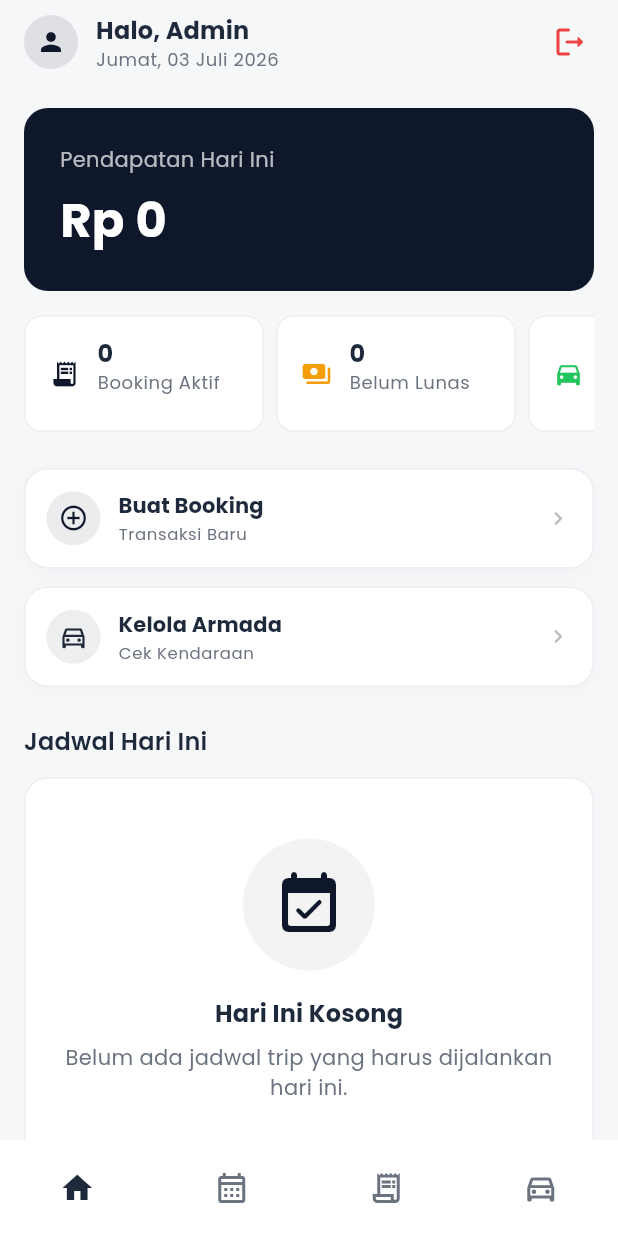
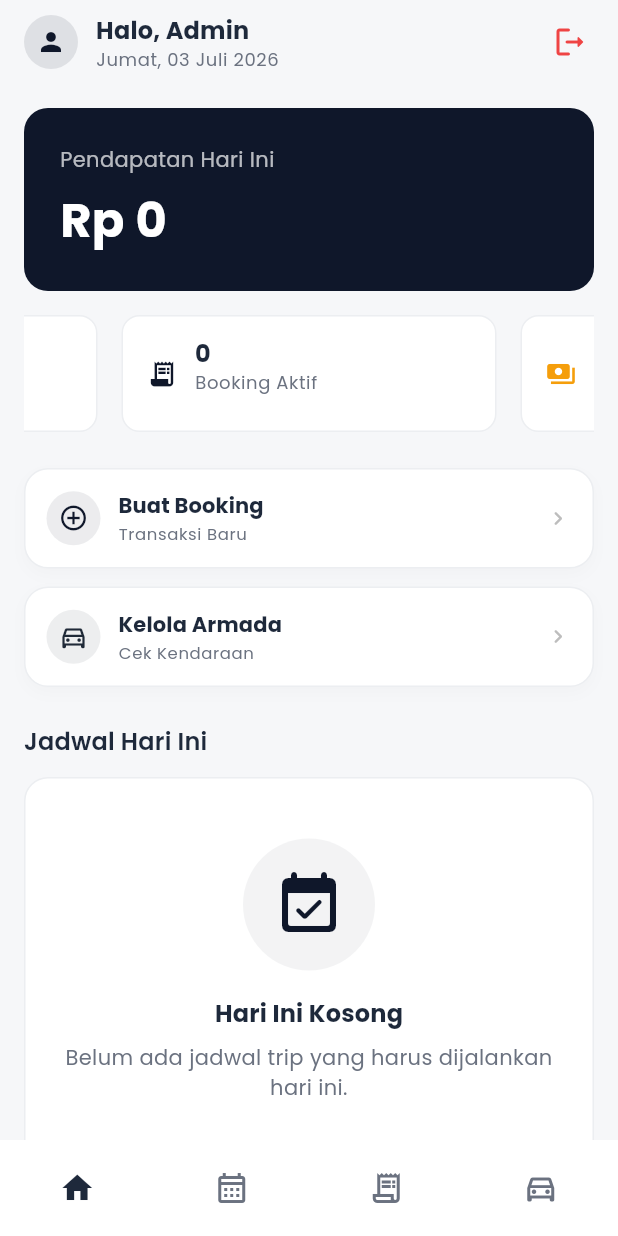
Before and after one commit to ALIFKA-HUB/ManagementRental, a Flutter app: the screen it shows once a user with an empty profile is signed in, on a phone screen of 412 x 824 dp. Run offline on Flutter 3.47's test engine with Material 3 defaults, Android fonts, the light colour scheme and no system bars; our stand-ins replace cloud_firestore, firebase_auth, firebase_core, google_fonts, shared_preferences, table_calendar; accounts and stored records are empty; generated files the repository leaves out were written again.

Commit message:
fix: change carousel to centered page view

```diff
--- a/lib/features/dashboard/views/dashboard_page.dart
+++ b/lib/features/dashboard/views/dashboard_page.dart
@@ -265,7 +265,6 @@ class _CompactStat extends StatelessWidget {
   @override
   Widget build(BuildContext context) {
     return Container(
-      width: 160,
       padding: const EdgeInsets.symmetric(horizontal: 16, vertical: 12),
       decoration: BoxDecoration(
         color: Theme.of(context).colorScheme.surface,
@@ -277,12 +276,18 @@ class _CompactStat extends StatelessWidget {
         children: [
           Icon(icon, color: color, size: 20),
           const SizedBox(width: 12),
-          Column(
-            crossAxisAlignment: CrossAxisAlignment.start,
-            children: [
-              Text(value, style: Theme.of(context).textTheme.titleMedium?.copyWith(fontWeight: FontWeight.bold)),
-              Text(label, style: Theme.of(context).textTheme.bodySmall),
-            ],
+          Expanded(
+            child: Column(
+              crossAxisAlignment: CrossAxisAlignment.start,
+              children: [
+                FittedBox(
+                  fit: BoxFit.scaleDown,
+                  alignment: Alignment.centerLeft,
+                  child: Text(value, style: Theme.of(context).textTheme.titleMedium?.copyWith(fontWeight: FontWeight.bold)),
+                ),
+                Text(label, style: Theme.of(context).textTheme.bodySmall, overflow: TextOverflow.ellipsis),
+              ],
+            ),
           ),
         ],
       ),
@@ -530,23 +535,21 @@ class _ActionCard extends StatelessWidget {
 
 class ContinuousMarquee extends StatefulWidget {
   final List<Widget> children;
-  final double itemWidth;
-  const ContinuousMarquee({super.key, required this.children, this.itemWidth = 168.0});
+  const ContinuousMarquee({super.key, required this.children});
 
   @override
   State<ContinuousMarquee> createState() => _ContinuousMarqueeState();
 }
 
 class _ContinuousMarqueeState extends State<ContinuousMarquee> {
-  late ScrollController _scrollController;
+  late PageController _pageController;
   Timer? _timer;
-
-  final Key _centerKey = const ValueKey('marquee_center');
 
   @override
   void initState() {
     super.initState();
-    _scrollController = ScrollController();
+    final initialPage = widget.children.length * 10000;
+    _pageController = PageController(initialPage: initialPage, viewportFraction: 0.7);
     WidgetsBinding.instance.addPostFrameCallback((_) {
       _startAutoScroll();
     });
@@ -555,12 +558,8 @@ class _ContinuousMarqueeState extends State<ContinuousMarquee> {
   void _startAutoScroll() {
     _timer?.cancel();
     _timer = Timer.periodic(const Duration(seconds: 3), (timer) {
-      if (_scrollController.hasClients) {
-        double currentOffset = _scrollController.offset;
-        double nextOffset = ((currentOffset / widget.itemWidth).floor() + 1) * widget.itemWidth;
-
-        _scrollController.animateTo(
-          nextOffset,
+      if (_pageController.hasClients) {
+        _pageController.nextPage(
           duration: const Duration(milliseconds: 500),
           curve: Curves.easeOutQuart,
         );
@@ -575,17 +574,8 @@ class _ContinuousMarqueeState extends State<ContinuousMarquee> {
   @override
   void dispose() {
     _timer?.cancel();
-    _scrollController.dispose();
+    _pageController.dispose();
     super.dispose();
-  }
-
-  Widget _buildItem(int index) {
-    final len = widget.children.length;
-    final normalizedIndex = (index % len + len) % len;
-    return Padding(
-      padding: const EdgeInsets.only(right: 8.0),
-      child: widget.children[normalizedIndex],
-    );
   }
 
   @override
@@ -596,24 +586,16 @@ class _ContinuousMarqueeState extends State<ContinuousMarquee> {
         onPointerDown: (_) => _pauseAutoScroll(),
         onPointerUp: (_) => _startAutoScroll(),
         onPointerCancel: (_) => _startAutoScroll(),
-        child: CustomScrollView(
-          controller: _scrollController,
-          scrollDirection: Axis.horizontal,
-          physics: const BouncingScrollPhysics(),
-          center: _centerKey,
-          slivers: [
-            SliverList(
-              delegate: SliverChildBuilderDelegate(
-                (context, index) => _buildItem(-index - 1),
-              ),
-            ),
-            SliverList(
-              key: _centerKey,
-              delegate: SliverChildBuilderDelegate(
-                (context, index) => _buildItem(index),
-              ),
-            ),
-          ],
+        child: PageView.builder(
+          controller: _pageController,
+          itemBuilder: (context, index) {
+            final len = widget.children.length;
+            final normalizedIndex = index % len;
+            return Padding(
+              padding: const EdgeInsets.symmetric(horizontal: 8.0),
+              child: widget.children[normalizedIndex],
+            );
+          },
         ),
       ),
     );
```
